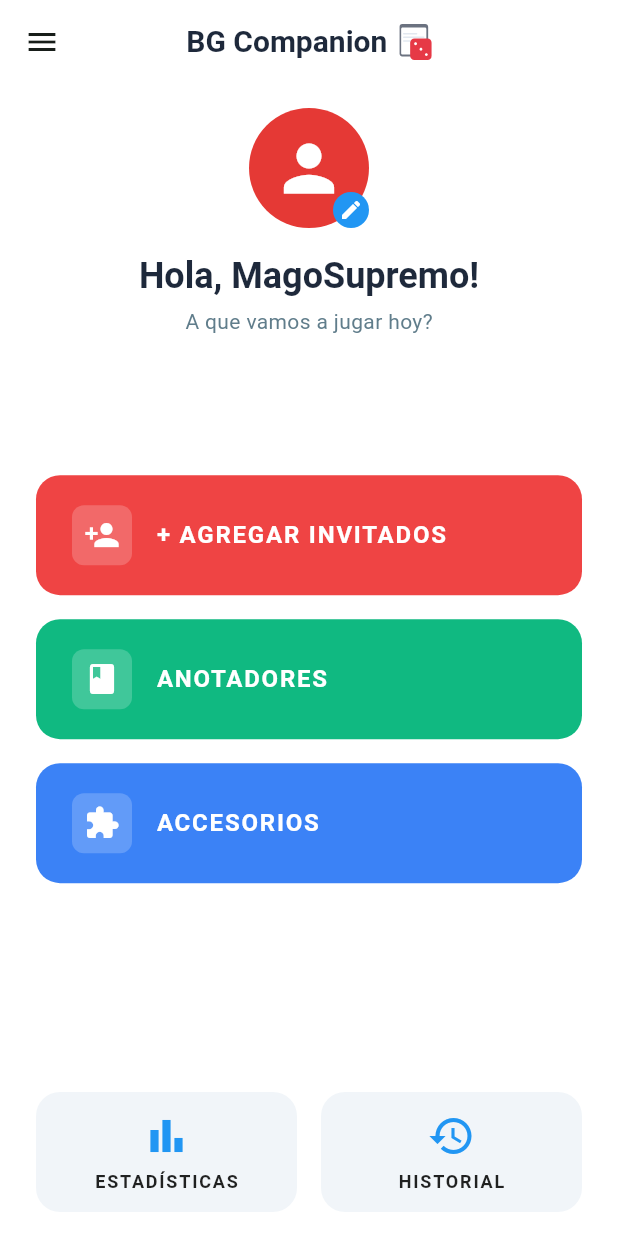
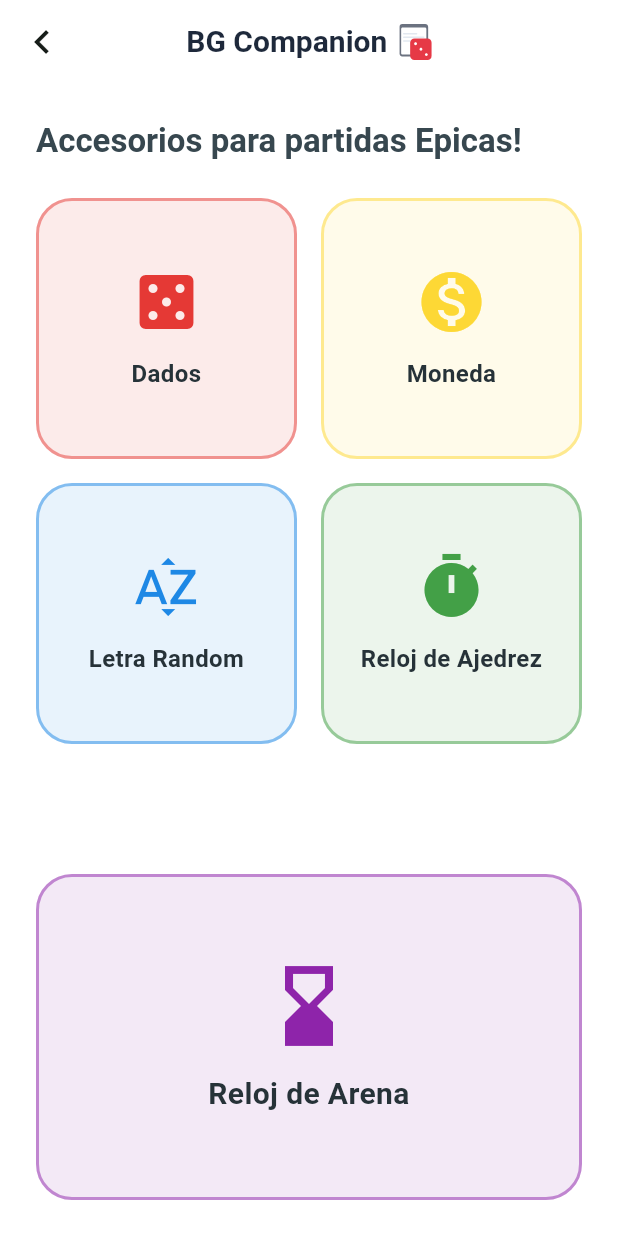
Before and after one commit to Diegok92/BoardgameCompanion, a Flutter app: the HomeScreen screen opened directly with sample values from the repository, after a tap on "ACCESORIOS", on a phone screen of 412 x 824 dp. Run offline on Flutter 3.47's test engine with Material 3 defaults, Android fonts, the phone set to English and light mode, and no system bars; our stand-ins replace flutter_svg, go_router.

Commit message:
Pantalla de accesorios junto con su mockDatabase creada

```diff
--- a/bgc_v1/lib/core/app_router.dart
+++ b/bgc_v1/lib/core/app_router.dart
@@ -5,6 +5,7 @@ import '../presentation/home/home_screen.dart';
 import '../presentation/invitados/register_invitado_screen.dart';
 import '../presentation/profile/user_edit_screen.dart';
 import '../presentation/scores/score_selector_screen.dart';
+import '../presentation/accessories/accessories_screen.dart';
 import '../domain/models/user_model.dart';
 
 final appRouter = GoRouter(
@@ -43,5 +44,12 @@ final appRouter = GoRouter(
         return ScoreSelectorScreen(user: user);
       },
     ),
+    GoRoute(
+      path: '/accessories',
+      builder: (context, state) {
+        final user = state.extra as User;
+        return AccessoriesScreen(user: user);
+      },
+    ),
   ],
 );
--- /dev/null
+++ b/bgc_v1/lib/data/mock/mock_accessories_database.dart
@@ -0,0 +1,37 @@
+import 'package:flutter/material.dart';
+import '../../domain/models/accessory_model.dart';
+
+class MockAccessoriesDatabase {
+  static const List<Accessory> accessories = [
+    Accessory(
+      id: 'dados',
+      name: 'Dados',
+      icon: Icons.casino,
+      color: Color(0xFFE53935), // Rojo
+    ),
+    Accessory(
+      id: 'moneda',
+      name: 'Moneda',
+      icon: Icons.monetization_on,
+      color: Color(0xFFFDD835), // Amarillo
+    ),
+    Accessory(
+      id: 'letra_random',
+      name: 'Letra Random',
+      icon: Icons.sort_by_alpha,
+      color: Color(0xFF1E88E5), // Azul
+    ),
+    Accessory(
+      id: 'reloj_ajedrez',
+      name: 'Reloj de Ajedrez',
+      icon: Icons.timer,
+      color: Color(0xFF43A047), // Verde
+    ),
+    Accessory(
+      id: 'reloj_arena',
+      name: 'Reloj de Arena',
+      icon: Icons.hourglass_bottom,
+      color: Color(0xFF8E24AA), // Violeta
+    ),
+  ];
+}
--- /dev/null
+++ b/bgc_v1/lib/domain/models/accessory_model.dart
@@ -0,0 +1,15 @@
+import 'package:flutter/material.dart';
+
+class Accessory {
+  final String id;
+  final String name;
+  final IconData icon;
+  final Color color;
+
+  const Accessory({
+    required this.id,
+    required this.name,
+    required this.icon,
+    required this.color,
+  });
+}
--- /dev/null
+++ b/bgc_v1/lib/presentation/accessories/accessories_screen.dart
@@ -0,0 +1,152 @@
+import 'package:flutter/material.dart';
+import 'package:flutter_svg/flutter_svg.dart';
+import 'package:go_router/go_router.dart';
+import '../../domain/models/user_model.dart';
+import '../../domain/models/accessory_model.dart';
+import '../../data/mock/mock_accessories_database.dart';
+
+class AccessoriesScreen extends StatelessWidget {
+  final User user;
+
+  const AccessoriesScreen({super.key, required this.user});
+
+  void _openAccessory(BuildContext context, Accessory accessory) {
+    ScaffoldMessenger.of(context).showSnackBar(
+      SnackBar(
+        content: Text('Abriendo accesorio: ${accessory.name}...'),
+        backgroundColor: Colors.green,
+      ),
+    );
+  }
+
+  @override
+  Widget build(BuildContext context) {
+    final textTheme = Theme.of(context).textTheme;
+    final accessories = MockAccessoriesDatabase.accessories;
+
+    // Los primeros 4 accesorios van en grilla (2x2)
+    final gridAccessories = accessories.take(4).toList();
+    // El último accesorio (Reloj de Arena) va expandido abajo
+    final lastAccessory = accessories.length > 4 ? accessories.last : null;
+
+    return Scaffold(
+      appBar: AppBar(
+        leading: IconButton(
+          icon: const Icon(Icons.chevron_left, size: 32),
+          onPressed: () => context.pop(),
+        ),
+        title: Row(
+          mainAxisSize: MainAxisSize.min,
+          children: [
+            Text(
+              'BG Companion',
+              style: textTheme.headlineSmall?.copyWith(
+                fontWeight: FontWeight.bold,
+                fontSize: 20,
+              ),
+            ),
+            const SizedBox(width: 8),
+            SvgPicture.asset('assets/images/logo.svg', height: 24),
+          ],
+        ),
+        centerTitle: true,
+        backgroundColor: Colors.transparent,
+        elevation: 0,
+      ),
+      body: SafeArea(
+        child: Padding(
+          padding: const EdgeInsets.all(24.0),
+          child: Column(
+            crossAxisAlignment: CrossAxisAlignment.start,
+            children: [
+              Text(
+                'Accesorios para partidas Epicas!',
+                style: textTheme.titleLarge?.copyWith(
+                  fontWeight: FontWeight.bold,
+                  color: Colors.blueGrey[800],
+                ),
+              ),
+              const SizedBox(height: 24),
+
+              // Cuadrícula para los primeros 4 accesorios
+              Expanded(
+                flex: 2,
+                child: GridView.builder(
+                  physics: const NeverScrollableScrollPhysics(),
+                  gridDelegate: const SliverGridDelegateWithFixedCrossAxisCount(
+                    crossAxisCount: 2,
+                    crossAxisSpacing: 16,
+                    mainAxisSpacing: 16,
+                    childAspectRatio: 1.0, // Botones cuadrados
+                  ),
+                  itemCount: gridAccessories.length,
+                  itemBuilder: (context, index) {
+                    final accessory = gridAccessories[index];
+                    return _buildAccessoryButton(
+                      context: context,
+                      accessory: accessory,
+                      isExpanded: false,
+                    );
+                  },
+                ),
+              ),
+
+              // Botón grande inferior para el último accesorio
+              if (lastAccessory != null) ...[
+                const SizedBox(height: 16),
+                Expanded(
+                  flex: 1,
+                  child: SizedBox(
+                    width: double.infinity,
+                    child: _buildAccessoryButton(
+                      context: context,
+                      accessory: lastAccessory,
+                      isExpanded: true,
+                    ),
+                  ),
+                ),
+              ],
+            ],
+          ),
+        ),
+      ),
+    );
+  }
+
+  Widget _buildAccessoryButton({
+    required BuildContext context,
+    required Accessory accessory,
+    required bool isExpanded,
+  }) {
+    return GestureDetector(
+      onTap: () => _openAccessory(context, accessory),
+      child: Container(
+        decoration: BoxDecoration(
+          color: accessory.color.withOpacity(0.1),
+          borderRadius: BorderRadius.circular(24),
+          border: Border.all(color: accessory.color.withOpacity(0.5), width: 2),
+        ),
+        child: Column(
+          mainAxisAlignment: MainAxisAlignment.center,
+          children: [
+            Icon(
+              accessory.icon,
+              size: isExpanded ? 64 : 48,
+              color: accessory.color,
+            ),
+            const SizedBox(height: 12),
+            Text(
+              accessory.name,
+              textAlign: TextAlign.center,
+              style: TextStyle(
+                fontWeight: FontWeight.bold,
+                fontSize: isExpanded ? 20 : 16,
+                color: Colors.blueGrey[900],
+              ),
+            ),
+          ],
+        ),
+      ),
+    );
+  }
+}
--- a/bgc_v1/lib/presentation/home/home_screen.dart
+++ b/bgc_v1/lib/presentation/home/home_screen.dart
@@ -138,7 +138,7 @@ class _HomeScreenState extends State<HomeScreen> {
                       label: 'ACCESORIOS',
                       backgroundColor: const Color(0xFF3B82F6), // Azul
                       onPressed: () {
-                        // Navegar a accesorios
+                        context.push('/accessories', extra: widget.user);
                       },
                     ),
 
```
